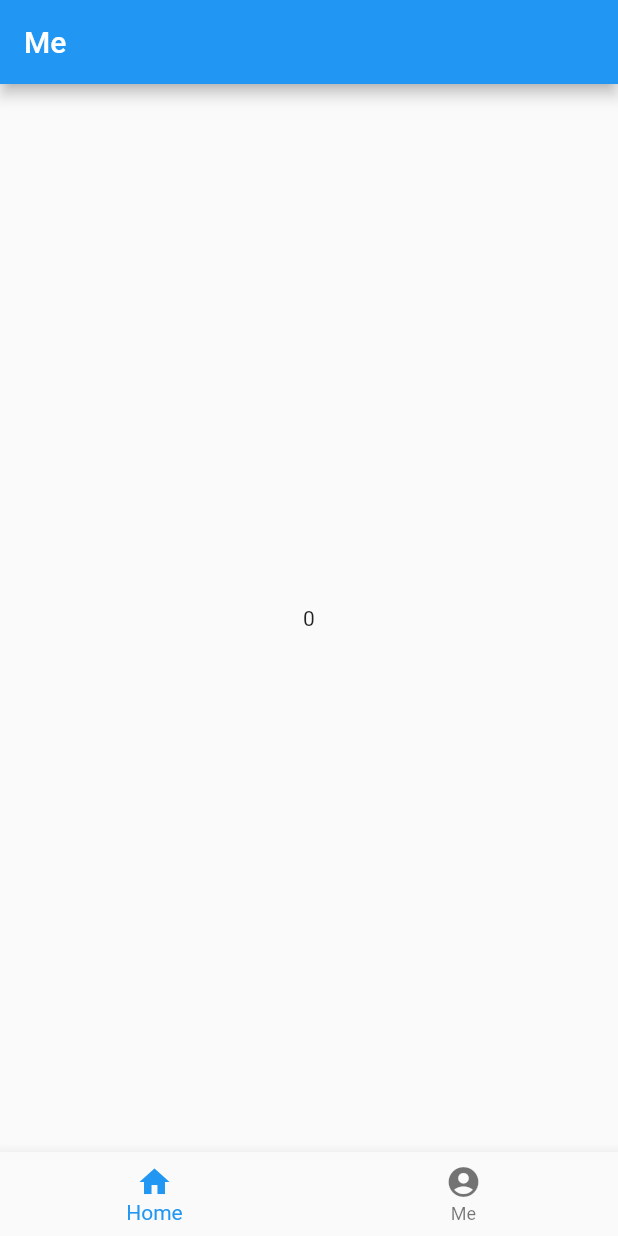
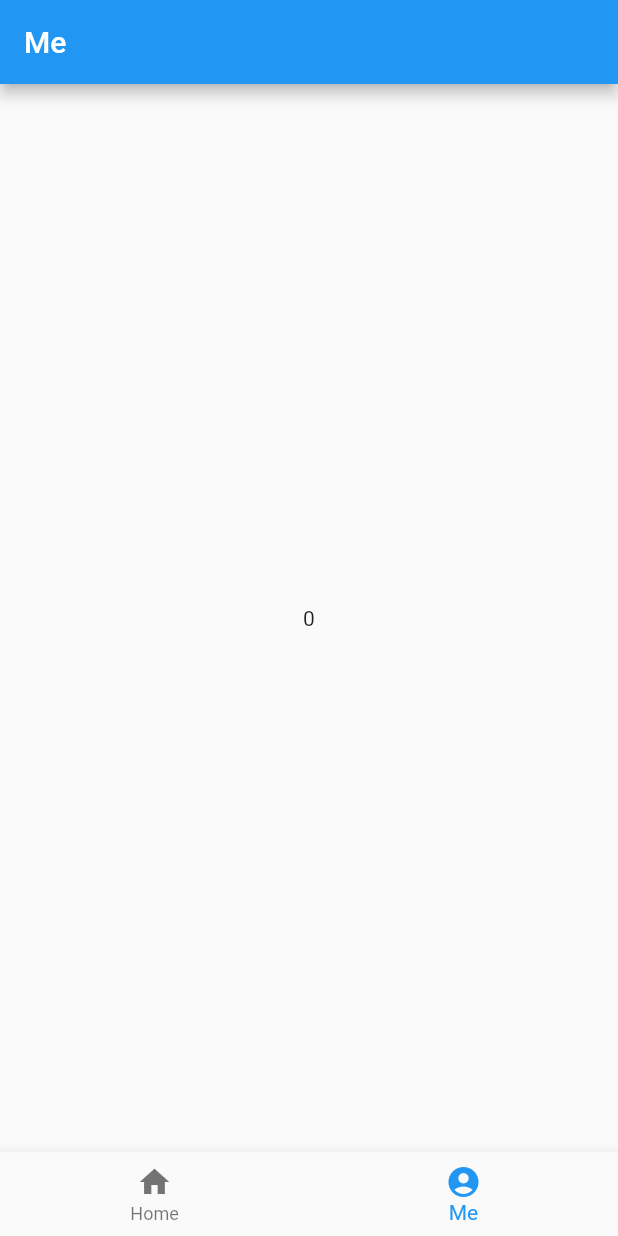
Before and after one commit to Taoyuqing/flutter_demos, a Flutter app: the screen it shows after launch, item 2 of the bottom bar chosen, on a phone screen of 412 x 824 dp. Run offline on Flutter 3.47's test engine with Material 2 defaults, Android fonts, the phone set to English and light mode, and no system bars; our stand-ins replace flutter_redux, redux.

Commit message:
底部 bottomNavigationBar的切换效果

```diff
--- a/lib/main.dart
+++ b/lib/main.dart
@@ -88,12 +88,16 @@ class _MyHomePageState extends State<MyHomePage> {
             });
             _controller.jumpToPage(index);
           },
+          currentIndex: _currentIndex,
           items: <BottomNavigationBarItem>[
             BottomNavigationBarItem(
                 icon: Icon(Icons.home),
+                activeIcon: Icon(Icons.home),
                 title: Text(LanguageLocalizations.of(context).home)),
             BottomNavigationBarItem(
-                icon: Icon(Icons.account_circle), title: Text(LanguageLocalizations.of(context).me)),
+                icon: Icon(Icons.account_circle),
+                activeIcon: Icon(Icons.account_circle),
+                title: Text(LanguageLocalizations.of(context).me)),
           ]),
     );
   }
```
